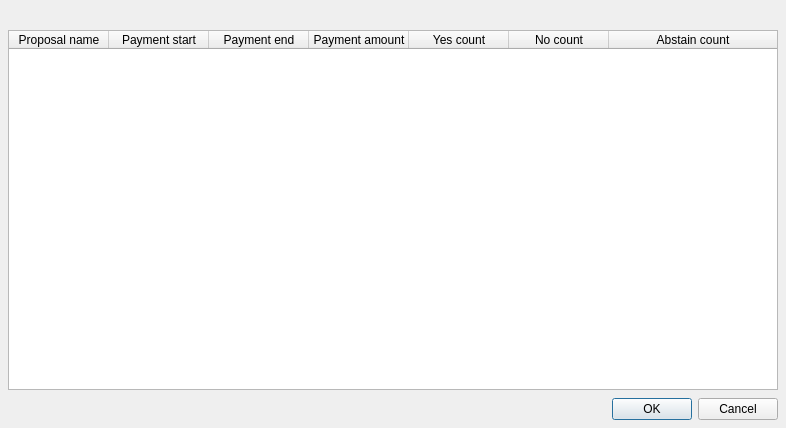
Above: src/ui/ui_proposals.ui from Bertrand256/dash-masternode-tool before the change. Below: the same form after it.
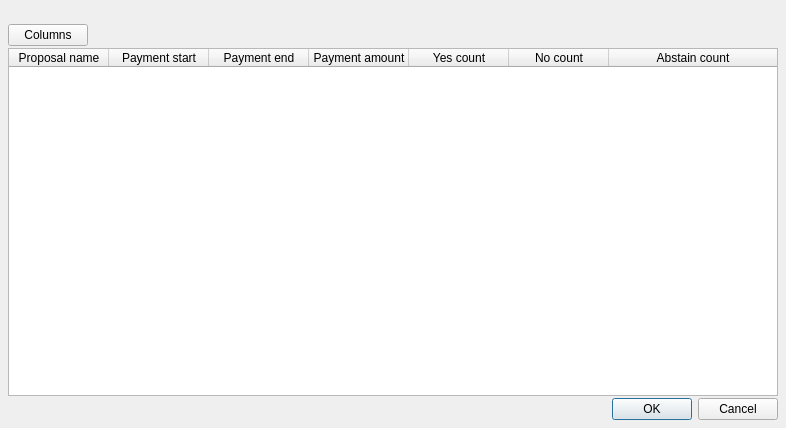
That is the form after the change.

What changed in the file:
```diff
--- a/src/ui/ui_proposals.ui
+++ b/src/ui/ui_proposals.ui
@@ -18,7 +18,7 @@
   </property>
   <layout class="QVBoxLayout" name="verticalLayout">
    <property name="spacing">
-    <number>8</number>
+    <number>2</number>
    </property>
    <property name="leftMargin">
     <number>8</number>
@@ -42,11 +42,44 @@
      </property>
     </widget>
    </item>
+   <item>
+    <layout class="QHBoxLayout" name="horizontalLayout">
+     <property name="spacing">
+      <number>0</number>
+     </property>
+     <item>
+      <widget class="QPushButton" name="pushButton">
+       <property name="text">
+        <string>Columns</string>
+       </property>
+      </widget>
+     </item>
+     <item>
+      <spacer name="horizontalSpacer">
+       <property name="orientation">
+        <enum>Qt::Horizontal</enum>
+       </property>
+       <property name="sizeHint" stdset="0">
+        <size>
+         <width>40</width>
+         <height>20</height>
+        </size>
+       </property>
+      </spacer>
+     </item>
+    </layout>
+   </item>
    <item>
     <widget class="QTableWidget" name="tableWidget">
      <property name="sizeAdjustPolicy">
       <enum>QAbstractScrollArea::AdjustToContentsOnFirstShow</enum>
      </property>
+     <property name="editTriggers">
+      <set>QAbstractItemView::AnyKeyPressed|QAbstractItemView::DoubleClicked|QAbstractItemView::EditKeyPressed</set>
+     </property>
+     <property name="alternatingRowColors">
+      <bool>true</bool>
+     </property>
      <property name="selectionMode">
       <enum>QAbstractItemView::SingleSelection</enum>
      </property>
```
Left out of the diff: 2 changed lines with no effect on the pictures.
